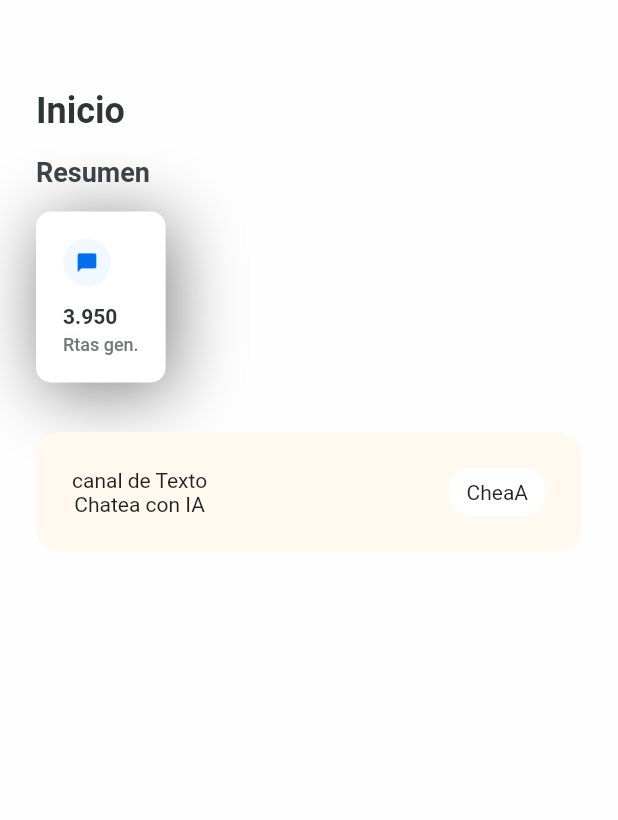
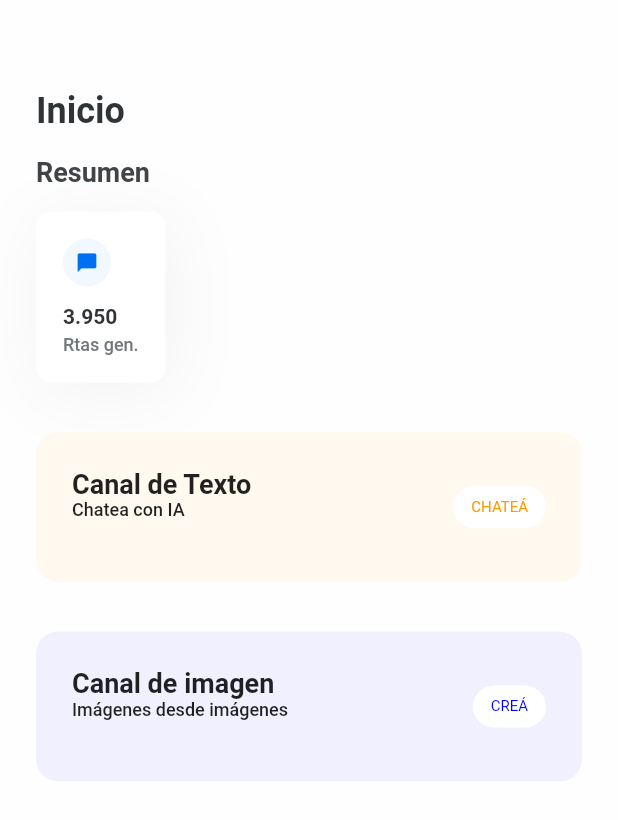
Before and after one commit to mairazampa/app_tnt2023, a Flutter app: the screen it shows after launch, on a phone screen of 412 x 824 dp. Shown: the top 820 px of the screen. Run offline on Flutter 3.47's test engine with Material 2 defaults, Android fonts, the phone set to English and light mode, and no system bars.

Commit message:
Componentizamos el home

```diff
--- /dev/null
+++ b/lib/home_banner_rectangle.dart
@@ -0,0 +1,57 @@
+import 'package:flutter/material.dart';
+
+class HomeBannerRectangle extends StatelessWidget {
+  final Color backgroundColor;
+  final String title;
+  final String subtitle;
+  final String badgeText;
+
+  const HomeBannerRectangle(
+      {super.key,
+      required this.backgroundColor,
+      required this.title,
+      required this.subtitle,
+      required this.badgeText});
+
+  @override
+  Widget build(BuildContext context) {
+    return Container(
+      width: double.infinity,
+      height: 100,
+      padding: const EdgeInsets.all(24),
+      decoration: BoxDecoration(
+        color: backgroundColor,
+        borderRadius: BorderRadius.circular(15),
+      ),
+      child: Row(
+        mainAxisAlignment: MainAxisAlignment.spaceBetween,
+        children: [
+          Column(
+            crossAxisAlignment: CrossAxisAlignment.start,
+            children: [
+              Text(title,
+                  style: const TextStyle(
+                      fontSize: 18, fontWeight: FontWeight.w700)),
+              Text(subtitle,
+                  style: const TextStyle(
+                      fontSize: 12, fontWeight: FontWeight.w500))
+            ],
+          ),
+          Container(
+            padding: const EdgeInsets.symmetric(vertical: 8, horizontal: 12),
+            decoration: BoxDecoration(
+                color: Colors.white, borderRadius: BorderRadius.circular(15)),
+            child: Text(
+              badgeText,
+              style: TextStyle(
+                  color: HSLColor.fromColor(backgroundColor)
+                      .withLightness(0.50)
+                      .toColor(),
+                  fontSize: 10),
+            ),
+          )
+        ],
+      ),
+    );
+  }
+}
--- a/lib/main.dart
+++ b/lib/main.dart
@@ -1,3 +1,4 @@
+import 'package:app_demo/my_home_page.dart';
 import 'package:flutter/material.dart';
 
 void main() {
@@ -16,113 +17,3 @@ class MyApp extends StatelessWidget {
     );
   }
 }
-
-class MyHomePage extends StatelessWidget {
-  const MyHomePage({super.key});
-
-  @override
-  Widget build(BuildContext context) {
-    return Scaffold(
-        body: Container(
-            color: const Color.fromRGBO(254, 254, 254, 1),
-            padding: const EdgeInsets.only(top: 60, left: 24, right: 24),
-            child: Column(
-              crossAxisAlignment: CrossAxisAlignment.start,
-              children: [
-                const Text("Inicio",
-                    style: TextStyle(
-                        fontSize: 24,
-                        fontWeight: FontWeight.w700,
-                        color: Color.fromRGBO(48, 52, 55, 1))),
-                const SizedBox(
-                  height: 16,
-                ),
-                const Text("Resumen",
-                    style: TextStyle(
-                        fontSize: 18,
-                        fontWeight: FontWeight.w700,
-                        color: Color.fromRGBO(64, 68, 70, 1))),
-                const SizedBox(
-                  height: 16,
-                ),
-                Row(
-                  children: [
-                    Container(
-                      padding: const EdgeInsets.all(18),
-                      decoration: BoxDecoration(
-                          color: Colors.white,
-                          borderRadius: BorderRadius.circular(10),
-                          boxShadow: const [
-                            BoxShadow(
-                                color: Color.fromRGBO(0, 0, 0, 0.5),
-                                blurRadius: 40,
-                                offset: Offset(4, 6))
-                          ]),
-                      child: Column(
-                        crossAxisAlignment: CrossAxisAlignment.start,
-                        children: [
-                          Container(
-                            width: 32,
-                            height: 32,
-                            decoration: BoxDecoration(
-                                color: const Color.fromRGBO(242, 248, 255, 1),
-                                borderRadius: BorderRadius.circular(50)),
-                            child: const Icon(Icons.chat_bubble,
-                                size: 15,
-                                color: Color.fromRGBO(0, 112, 240, 1)),
-                          ),
-                          const SizedBox(
-                            height: 12,
-                          ),
-                          const Text("3.950",
-                              style: TextStyle(
-                                  fontSize: 14,
-                                  fontWeight: FontWeight.w700,
-                                  color: Color.fromRGBO(48, 52, 55, 1))),
-                          const SizedBox(
-                            height: 4,
-                          ),
-                          const Text("Rtas gen.",
-                              style: TextStyle(
-                                  fontSize: 12,
-                                  fontWeight: FontWeight.w500,
-                                  color: Color.fromRGBO(114, 119, 122, 1))),
-                        ],
-                      ),
-                    ),
-                  ],
-                ),
-                const SizedBox(
-                  height: 33,
-                ),
-                Container(
-                  width: double.infinity,
-                  padding: const EdgeInsets.all(24),
-                  decoration: BoxDecoration(
-                    color: const Color.fromRGBO(255, 249, 240, 1),
-                    borderRadius: BorderRadius.circular(15),
-                  ),
-                  child: Row(
-                    mainAxisAlignment: MainAxisAlignment.spaceBetween,
-                    children: [
-                      Column(
-                        children: const [
-                          Text("canal de Texto"),
-                          Text("Chatea con IA")
-                        ],
-                      ),
-                      Container(
-                        padding: const EdgeInsets.symmetric(
-                            vertical: 8, horizontal: 12),
-                        decoration: BoxDecoration(
-                            color: Colors.white,
-                            borderRadius: BorderRadius.circular(15)),
-                        child: const Text("CheaA"),
-                      )
-                    ],
-                  ),
-                )
-              ],
-            )));
-  }
-}
--- /dev/null
+++ b/lib/my_home_page.dart
@@ -0,0 +1,100 @@
+import 'package:app_demo/home_banner_rectangle.dart';
+import 'package:flutter/material.dart';
+
+class MyHomePage extends StatelessWidget {
+  const MyHomePage({super.key});
+
+  @override
+  Widget build(BuildContext context) {
+    return Scaffold(
+        body: Container(
+            color: const Color.fromRGBO(254, 254, 254, 1),
+            padding: const EdgeInsets.only(top: 60, left: 24, right: 24),
+            child: Column(
+              crossAxisAlignment: CrossAxisAlignment.start,
+              children: [
+                const Text("Inicio",
+                    style: TextStyle(
+                        fontSize: 24,
+                        fontWeight: FontWeight.w700,
+                        color: Color.fromRGBO(48, 52, 55, 1))),
+                const SizedBox(
+                  height: 16,
+                ),
+                const Text("Resumen",
+                    style: TextStyle(
+                        fontSize: 18,
+                        fontWeight: FontWeight.w700,
+                        color: Color.fromRGBO(64, 68, 70, 1))),
+                const SizedBox(
+                  height: 16,
+                ),
+                Row(
+                  children: [
+                    Container(
+                      padding: const EdgeInsets.all(18),
+                      decoration: BoxDecoration(
+                          color: Colors.white,
+                          borderRadius: BorderRadius.circular(10),
+                          boxShadow: const [
+                            BoxShadow(
+                                color: Color.fromRGBO(0, 0, 0, 0.05),
+                                blurRadius: 40,
+                                offset: Offset(4, 6))
+                          ]),
+                      child: Column(
+                        crossAxisAlignment: CrossAxisAlignment.start,
+                        children: [
+                          Container(
+                            width: 32,
+                            height: 32,
+                            decoration: BoxDecoration(
+                                color: const Color.fromRGBO(242, 248, 255, 1),
+                                borderRadius: BorderRadius.circular(50)),
+                            child: const Icon(Icons.chat_bubble,
+                                size: 15,
+                                color: Color.fromRGBO(0, 112, 240, 1)),
+                          ),
+                          const SizedBox(
+                            height: 12,
+                          ),
+                          const Text("3.950",
+                              style: TextStyle(
+                                  fontSize: 14,
+                                  fontWeight: FontWeight.w700,
+                                  color: Color.fromRGBO(48, 52, 55, 1))),
+                          const SizedBox(
+                            height: 4,
+                          ),
+                          const Text("Rtas gen.",
+                              style: TextStyle(
+                                  fontSize: 12,
+                                  fontWeight: FontWeight.w500,
+                                  color: Color.fromRGBO(114, 119, 122, 1))),
+                        ],
+                      ),
+                    ),
+                  ],
+                ),
+                const SizedBox(
+                  height: 33,
+                ),
+                const HomeBannerRectangle(
+                  backgroundColor: Color.fromRGBO(255, 249, 240, 1),
+                  title: "Canal de Texto",
+                  subtitle: "Chatea con IA",
+                  badgeText: "CHATEÁ",
+                ),
+                const SizedBox(
+                  height: 33,
+                ),
+                const HomeBannerRectangle(
+                  backgroundColor: Color.fromRGBO(240, 240, 255, 1),
+                  title: "Canal de imagen",
+                  subtitle: "Imágenes desde imágenes",
+                  badgeText: "CREÁ",
+                ),
+              ],
+            )));
+  }
+}
```
